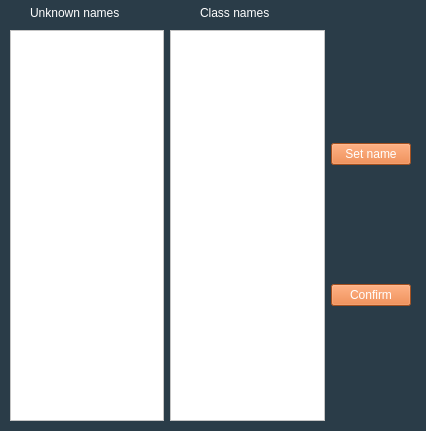
Old version of the form PeerPilot/typodetect/typodetect.ui in the repository lsevcik/peerpilot.
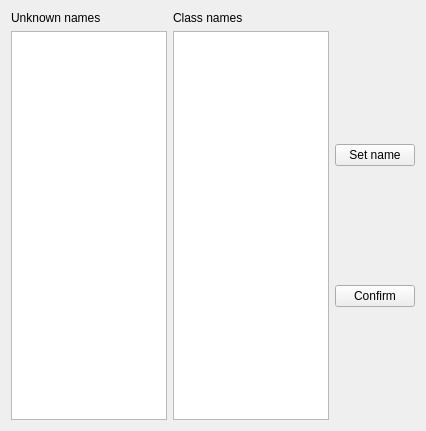
New version of the form.

The edit to the form file:
```diff
--- a/PeerPilot/typodetect/typodetect.ui
+++ b/PeerPilot/typodetect/typodetect.ui
@@ -13,47 +13,11 @@
   <property name="windowTitle">
    <string>Form</string>
   </property>
-  <property name="styleSheet">
-   <string notr="true">background-color: rgb(42, 60, 72);</string>
-  </property>
-  <widget class="QWidget" name="horizontalLayoutWidget">
-   <property name="geometry">
-    <rect>
-     <x>10</x>
-     <y>30</y>
-     <width>401</width>
-     <height>391</height>
-    </rect>
-   </property>
-   <layout class="QHBoxLayout" name="horizontalLayout">
-    <item>
-     <widget class="QListView" name="unknownNamesListView">
-      <property name="styleSheet">
-       <string notr="true">font: 12pt &quot;Calibri&quot;;
-background-color: rgb(255, 255, 255);
-color: rgb(0, 0, 0);</string>
-      </property>
-     </widget>
-    </item>
-    <item>
-     <widget class="QListView" name="classNamesListView">
-      <property name="styleSheet">
-       <string notr="true">font: 12pt &quot;Calibri&quot;;
-background-color: rgb(255, 255, 255);
-color: rgb(0, 0, 0);</string>
-      </property>
-     </widget>
-    </item>
-    <item>
+  <layout class="QGridLayout" name="gridLayout">
+   <item row="1" column="4">
      <layout class="QVBoxLayout" name="verticalLayout">
       <item>
        <widget class="QPushButton" name="setNamePushButton">
-        <property name="styleSheet">
-         <string notr="true">border-top-color: rgb(0, 85, 255);
-background-color: rgb(230, 112, 43);
-color: rgb(255, 255, 255);
-font: 12pt &quot;Calibri&quot;;</string>
-        </property>
         <property name="text">
          <string>Set name</string>
         </property>
@@ -61,12 +25,6 @@
       </item>
       <item>
        <widget class="QPushButton" name="confirmPushButton">
-        <property name="styleSheet">
-         <string notr="true">border-top-color: rgb(0, 85, 255);
-background-color: rgb(230, 112, 43);
-color: rgb(255, 255, 255);
-font: 12pt &quot;Calibri&quot;;</string>
-        </property>
         <property name="text">
          <string>Confirm</string>
         </property>
@@ -74,42 +32,27 @@
       </item>
      </layout>
     </item>
-   </layout>
-  </widget>
+   <item row="1" column="0">
+    <widget class="QListView" name="unknownNamesListView"/>
+   </item>
+   <item row="1" column="2">
+    <widget class="QListView" name="classNamesListView"/>
+   </item>
+   <item row="0" column="0">
   <widget class="QLabel" name="label">
-   <property name="geometry">
-    <rect>
-     <x>30</x>
-     <y>0</y>
-     <width>111</width>
-     <height>25</height>
-    </rect>
-   </property>
-   <property name="styleSheet">
-    <string notr="true">font: 12pt &quot;Calibri&quot;;
-color: rgb(255, 255, 255);</string>
-   </property>
    <property name="text">
     <string>Unknown names</string>
    </property>
   </widget>
+   </item>
+   <item row="0" column="2">
   <widget class="QLabel" name="label_2">
-   <property name="geometry">
-    <rect>
-     <x>200</x>
-     <y>0</y>
-     <width>91</width>
-     <height>25</height>
-    </rect>
-   </property>
-   <property name="styleSheet">
-    <string notr="true">font: 12pt &quot;Calibri&quot;;
-color: rgb(255, 255, 255);</string>
-   </property>
    <property name="text">
     <string>Class names</string>
    </property>
   </widget>
+   </item>
+  </layout>
  </widget>
  <resources/>
  <connections/>
```
Lines whose indentation alone changed are shown as unchanged.
